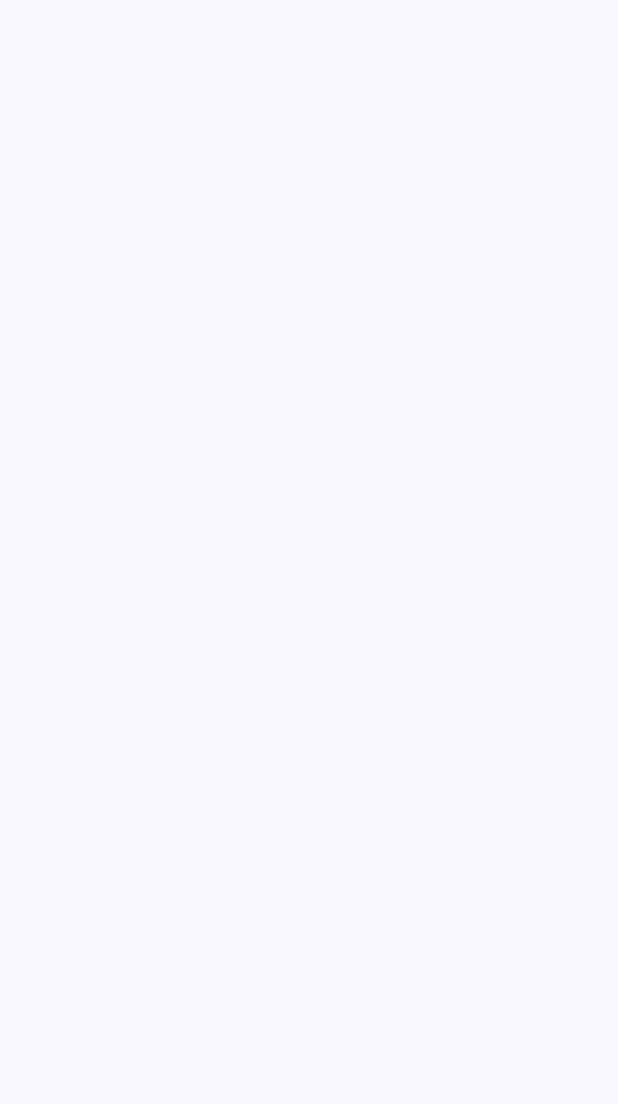
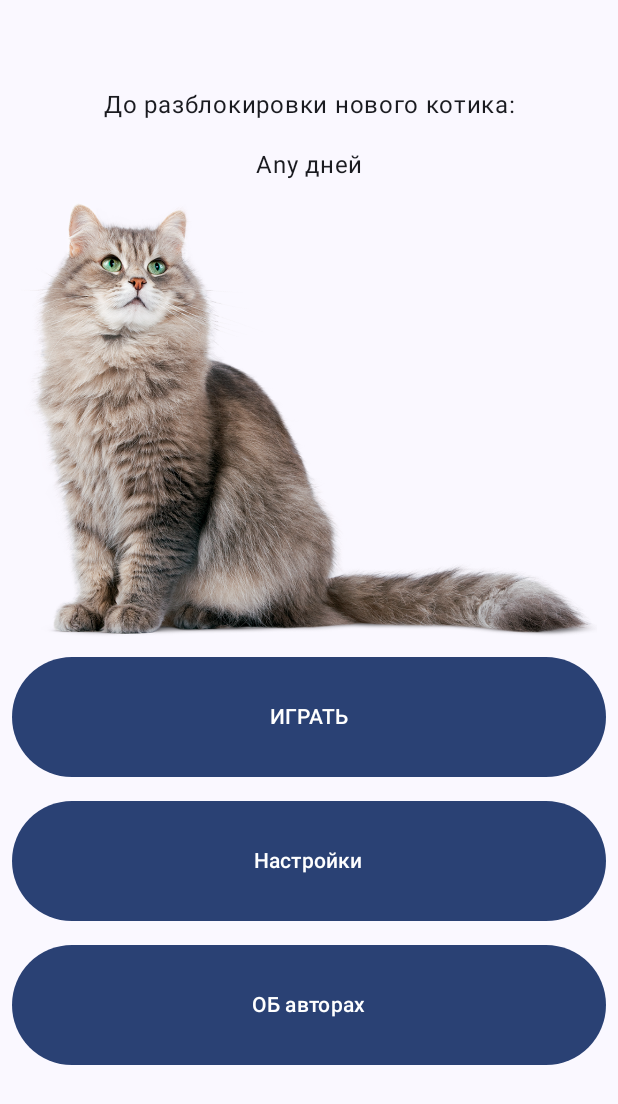
Before and after one commit to nevermind322/Charigochi, an Android app built with Jetpack Compose: the screen it shows after launch (MainActivity), on a phone screen of 412 x 824 dp. Before the commit the part shown is empty. Shown: the top 1104 px of the screen. Run offline under Robolectric (Android 15) with nearby library versions, the phone set to English and light mode, and no system bars; our stand-ins replace Dagger/Hilt's generated code.

Commit message:
add main screen

```diff
--- a/app/build.gradle.kts
+++ b/app/build.gradle.kts
@@ -67,6 +67,7 @@ dependencies {
 
     implementation(libs.androidx.room.ktx)
     implementation(libs.androidx.room.runtime)
+    implementation(libs.androidx.navigation.compose)
     ksp(libs.androidx.room.compiler)
 
     implementation(libs.hilt.android)
--- a/app/src/main/java/com/example/charigochi/MainActivity.kt
+++ b/app/src/main/java/com/example/charigochi/MainActivity.kt
@@ -22,6 +22,7 @@ import androidx.navigation.compose.composable
 import androidx.navigation.compose.rememberNavController
 import androidx.navigation.navArgument
 import com.example.charigochi.data.db.CatEntity
+import com.example.charigochi.screeens.MainScreen
 import com.example.charigochi.screeens.TamagochiScreen
 import com.example.charigochi.ui.theme.CharigochiTheme
 import com.example.charigochi.vm.AppUiState
@@ -41,7 +42,8 @@ class MainActivity : ComponentActivity() {
                     modifier = Modifier.fillMaxSize(),
                     color = MaterialTheme.colorScheme.background
                 ) {
-                    CharigochiApp(appViewModel)
+                    //CharigochiApp(appViewModel)
+                    MainScreen()
                 }
             }
         }
--- /dev/null
+++ b/app/src/main/java/com/example/charigochi/screeens/MainScreen.kt
@@ -0,0 +1,115 @@
+package com.example.charigochi.screeens
+
+import android.util.Log
+import android.widget.Toast
+import androidx.compose.foundation.Image
+import androidx.compose.foundation.layout.Arrangement
+import androidx.compose.foundation.layout.Box
+import androidx.compose.foundation.layout.Column
+import androidx.compose.foundation.layout.Row
+import androidx.compose.foundation.layout.Spacer
+import androidx.compose.foundation.layout.fillMaxSize
+import androidx.compose.foundation.layout.fillMaxWidth
+import androidx.compose.foundation.layout.height
+import androidx.compose.foundation.layout.padding
+import androidx.compose.foundation.layout.size
+import androidx.compose.material3.Button
+import androidx.compose.material3.LinearProgressIndicator
+import androidx.compose.material3.OutlinedTextField
+import androidx.compose.material3.Tab
+import androidx.compose.material3.TabRow
+import androidx.compose.material3.Text
+import androidx.compose.runtime.Composable
+import androidx.compose.runtime.getValue
+import androidx.compose.runtime.mutableStateOf
+import androidx.compose.runtime.remember
+import androidx.compose.runtime.setValue
+import androidx.compose.ui.Modifier
+import androidx.compose.ui.graphics.Color
+import androidx.compose.ui.graphics.painter.Painter
+import androidx.compose.ui.layout.ContentScale
+import androidx.compose.ui.platform.LocalContext
+import androidx.compose.ui.res.painterResource
+import androidx.compose.ui.text.style.TextAlign
+import androidx.compose.ui.unit.dp
+import androidx.compose.ui.unit.sp
+import com.example.charigochi.R
+import com.example.charigochi.data.db.CatEntity
+import com.example.charigochi.vm.TamagochiScreenViewModel
+
+@Composable
+fun MainScreen() {
+    val context = LocalContext.current
+    Column(
+        modifier = Modifier
+            .fillMaxSize()
+            .padding(vertical = 50.dp, horizontal = 8.dp),
+        verticalArrangement = Arrangement.Top
+    ) {
+        Text(
+            text = "До разблокировки нового котика:",
+            modifier = Modifier
+                .fillMaxWidth()
+                .padding(8.dp),
+            textAlign = TextAlign.Center
+        )
+        Text(
+            text = "Any дней",
+            modifier = Modifier
+                .fillMaxWidth()
+                .padding(8.dp),
+            textAlign = TextAlign.Center
+        )
+        val imageModifier = Modifier
+            .fillMaxWidth()
+            .height(300.dp)
+        val image: Painter = painterResource(id = R.drawable.koshka)
+
+        Image(
+            painter = image,
+            contentDescription = null,
+            modifier = imageModifier
+        )
+
+        Column(
+            modifier = Modifier.fillMaxWidth(),
+            verticalArrangement = Arrangement.Center
+        ) {
+            Button(
+                onClick = {
+                    Toast.makeText(context, "Кнопка 1", Toast.LENGTH_SHORT).show()
+                },
+                modifier = Modifier
+                    .padding(vertical = 8.dp)
+                    .fillMaxWidth()
+                    .height(80.dp)
+            ) {
+                Text(text = "ИГРАТЬ")
+            }
+
+            Button(
+                onClick = {
+                    Toast.makeText(context, "Кнопка 2", Toast.LENGTH_SHORT).show()
+                },
+                modifier = Modifier
+                    .padding(vertical = 8.dp)
+                    .fillMaxWidth()
+                    .height(80.dp)
+            ) {
+                Text(text = "Настройки")
+            }
+
+            Button(
+                onClick = {
+                    Toast.makeText(context, "Кнопка 3", Toast.LENGTH_SHORT).show()
+                },
+                modifier = Modifier
+                    .padding(vertical = 8.dp)
+                    .fillMaxWidth()
+                    .height(80.dp)
+            ) {
+                Text(text = "ОБ авторах")
+            }
+        }
+    }
+}
--- a/gradle/libs.versions.toml
+++ b/gradle/libs.versions.toml
@@ -13,6 +13,7 @@ nav = "2.7.7"
 room = "2.6.1"
 ksp = "1.9.0-1.0.13"
 hilt = "2.48"
+navigationCompose = "2.7.7"
 
 
 
@@ -39,6 +40,7 @@ androidx-ui-tooling-preview = { group = "androidx.compose.ui", name = "ui-toolin
 androidx-ui-test-manifest = { group = "androidx.compose.ui", name = "ui-test-manifest" }
 androidx-ui-test-junit4 = { group = "androidx.compose.ui", name = "ui-test-junit4" }
 androidx-material3 = { group = "androidx.compose.material3", name = "material3" }
+androidx-navigation-compose = { group = "androidx.navigation", name = "navigation-compose", version.ref = "navigationCompose" }
 
 [plugins]
 androidApplication = { id = "com.android.application", version.ref = "agp" }
```
